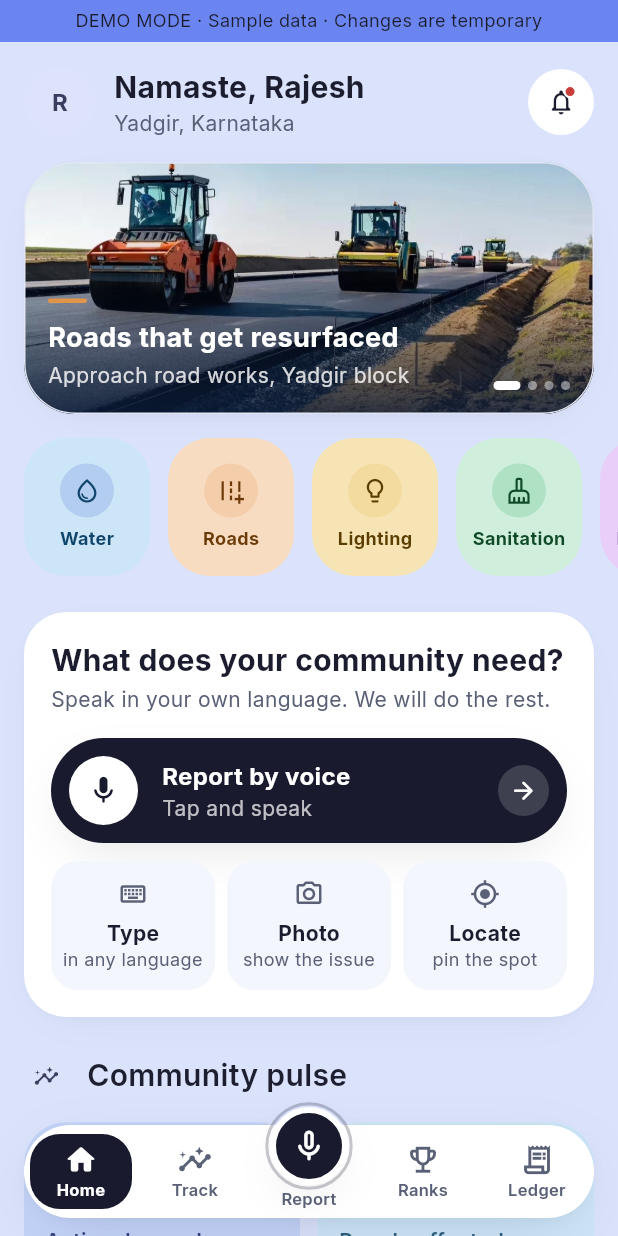
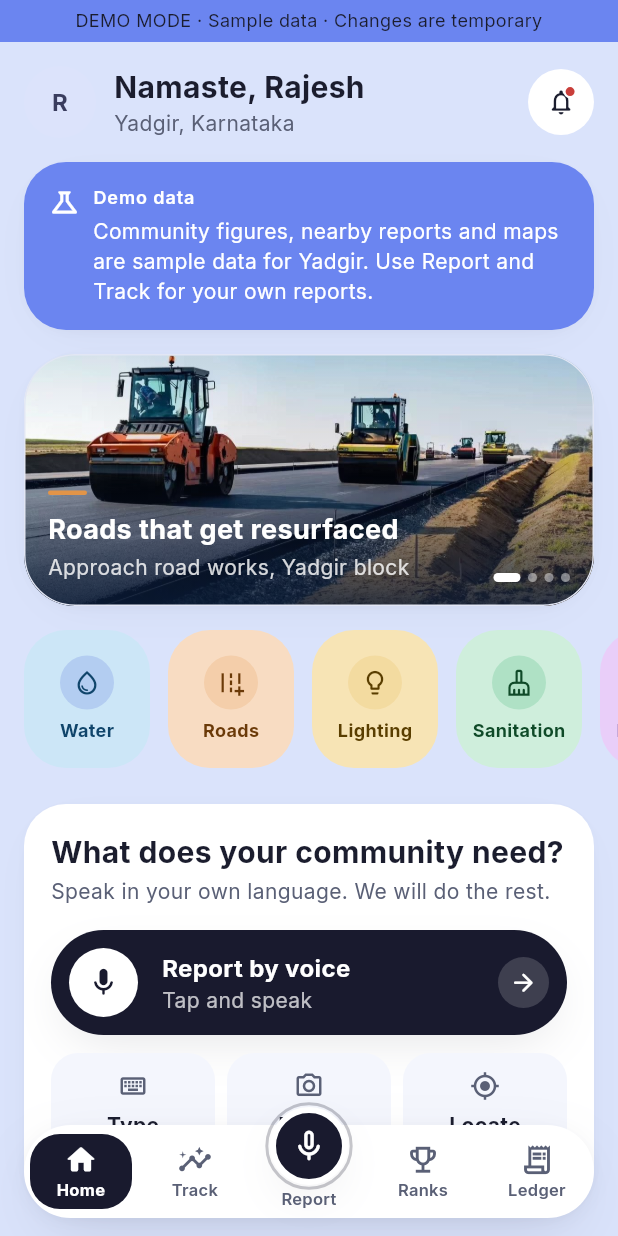
Before and after one commit to Arnav-Code-hub/HACKTOBER-by-SHEBUILDS, a Flutter app: the screen it shows after launch, after a tap on the "arrow forward" icon, after a tap on "Continue with Google", on a phone screen of 412 x 824 dp. Run offline on Flutter 3.47's test engine with Material 3 defaults, Android fonts, the phone set to English and light mode, and no system bars; our stand-ins replace firebase_auth, firebase_core, flutter_map, flutter_riverpod, geolocator, go_router and 3 more; accounts and stored records are empty.

Commit message:
Restore community demo views alongside live citizen reports

```diff
--- a/apps/mobile/lib/core/routing/app_router.dart
+++ b/apps/mobile/lib/core/routing/app_router.dart
@@ -187,6 +187,15 @@ final routerProvider = Provider<GoRouter>((ref) {
         ),
       ),
       GoRoute(
+        path: AppRoute.demoDemandDetail.path,
+        name: AppRoute.demoDemandDetail.name,
+        parentNavigatorKey: _rootKey,
+        builder: (context, state) => DemandDetailScreen(
+          demandId: state.pathParameters['id']!,
+          preview: true,
+        ),
+      ),
+      GoRoute(
         path: AppRoute.demandDetail.path,
         name: AppRoute.demandDetail.name,
         parentNavigatorKey: _rootKey,
--- a/apps/mobile/lib/core/routing/routes.dart
+++ b/apps/mobile/lib/core/routing/routes.dart
@@ -12,6 +12,7 @@ enum AppRoute {
   leaderboard('/leaderboard'),
   ledger('/ledger'),
   demandDetail('/demand/:id'),
+  demoDemandDetail('/demo/demand/:id'),
   cluster('/cluster/:id'),
   questionRanking('/demand/:id/question'),
   verify('/verify/:id'),
--- a/apps/mobile/lib/features/demands/presentation/demand_providers.dart
+++ b/apps/mobile/lib/features/demands/presentation/demand_providers.dart
@@ -3,6 +3,11 @@ import 'package:flutter_riverpod/flutter_riverpod.dart';
 import '../../../core/providers.dart';
 import '../domain/demand.dart';
 import '../domain/demand_cluster.dart';
+
+/// Read-only examples reached from Home and the demo map.
+final demoDemandProvider = FutureProvider.autoDispose.family<Demand, String>(
+  (ref, id) => ref.watch(demoDemandsRepositoryProvider).getDemand(id),
+);
 
 final demandProvider = FutureProvider.autoDispose.family<Demand, String>((
   ref,
--- a/apps/mobile/lib/features/home/presentation/home_providers.dart
+++ b/apps/mobile/lib/features/home/presentation/home_providers.dart
@@ -13,10 +13,10 @@ final communityPulseProvider = FutureProvider.autoDispose<CommunityPulse>((
   final district = user?.district.isNotEmpty == true
       ? user!.district
       : AppConfig.defaultDistrict;
-  return ref.watch(demandsRepositoryProvider).getCommunityPulse(district);
+  return ref.watch(demoDemandsRepositoryProvider).getCommunityPulse(district);
 });
 
 /// The "Near You" demand list.
 final nearbyDemandsProvider = StreamProvider.autoDispose<List<Demand>>(
-  (ref) => ref.watch(demandsRepositoryProvider).watchNearbyDemands(),
+  (ref) => ref.watch(demoDemandsRepositoryProvider).watchNearbyDemands(),
 );
--- a/apps/mobile/lib/features/home/presentation/home_screen.dart
+++ b/apps/mobile/lib/features/home/presentation/home_screen.dart
@@ -12,6 +12,7 @@ import '../../../core/theme/motion.dart';
 import '../../../shared/models/demand_enums.dart';
 import '../../../shared/models/provenance.dart';
 import '../../../shared/widgets/jm_featured_carousel.dart';
+import '../../../shared/widgets/jm_demo_notice.dart';
 import '../../../shared/widgets/jm_provenance_badge.dart';
 import '../../../shared/widgets/jm_section_header.dart';
 import '../../../shared/widgets/jm_states.dart';
@@ -44,7 +45,6 @@ class HomeScreen extends ConsumerWidget {
 
   @override
   Widget build(BuildContext context, WidgetRef ref) {
-    if (!AppConfig.useMocks) return const _LiveHome();
     final user = ref.watch(currentUserProvider);
     final pulse = ref.watch(communityPulseProvider);
     final nearby = ref.watch(nearbyDemandsProvider);
@@ -80,7 +80,7 @@ class HomeScreen extends ConsumerWidget {
                     greeting: name.isEmpty ? 'Namaste' : 'Namaste, $name',
                     subtitle: place,
                     initials: _initials(name),
-                    hasUnread: true,
+                    hasUnread: AppConfig.useMocks,
                     onAvatarTap: () => context.pushNamed(AppRoute.profile.name),
                     onNotifications: () =>
                         context.pushNamed(AppRoute.profile.name),
@@ -89,6 +89,29 @@ class HomeScreen extends ConsumerWidget {
               ),
               const SizedBox(height: Insets.md),
 
+              if (!AppConfig.useMocks) ...<Widget>[
+                Padding(
+                  padding: _gutter,
+                  child: JmPillRow(
+                    title: 'My saved reports',
+                    subtitle: 'Reports saved to your account',
+                    icon: Icons.track_changes,
+                    tint: JmTint.blue,
+                    onTap: () => context.goNamed(AppRoute.track.name),
+                  ),
+                ),
+                const SizedBox(height: Insets.md),
+              ],
+              const Padding(
+                padding: _gutter,
+                child: JmDemoNotice(
+                  message:
+                      'Community figures, nearby reports and maps are '
+                      'sample data for Yadgir. Use Report and Track for '
+                      'your own reports.',
+                ),
+              ),
+              const SizedBox(height: Insets.md),
               JmEnter(index: 1, child: const _FeaturedStrip()),
               const SizedBox(height: Insets.md),
               JmEnter(index: 2, child: const _CategoryScroller()),
@@ -148,7 +171,7 @@ class HomeScreen extends ConsumerWidget {
                 child: JmSectionHeader(
                   title: 'Near you',
                   icon: Icons.near_me_outlined,
-                  actionLabel: 'Map',
+                  actionLabel: 'Demo map',
                   onAction: () => context.pushNamed(AppRoute.map.name),
                 ),
               ),
@@ -198,7 +221,9 @@ class HomeScreen extends ConsumerWidget {
                             child: DemandListCard(
                               demand: demands[i],
                               onTap: () => context.pushNamed(
-                                AppRoute.demandDetail.name,
+                                AppConfig.useMocks
+                                    ? AppRoute.demandDetail.name
+                                    : AppRoute.demoDemandDetail.name,
                                 pathParameters: <String, String>{
                                   'id': demands[i].id,
                                 },
@@ -272,53 +297,6 @@ class HomeScreen extends ConsumerWidget {
     context.pushNamed(
       AppRoute.report.name,
       queryParameters: <String, String>{'channel': channel.name},
-    );
-  }
-}
-
-class _LiveHome extends ConsumerWidget {
-  const _LiveHome();
-  @override
-  Widget build(BuildContext context, WidgetRef ref) {
-    final user = ref.watch(currentUserProvider);
-    return Scaffold(
-      body: SafeArea(
-        child: ListView(
-          padding: const EdgeInsets.fromLTRB(20, 20, 20, Insets.navClearance),
-          children: <Widget>[
-            JmGreetingHeader(
-              greeting: user?.greetingName.isNotEmpty == true
-                  ? 'Namaste, ${user!.greetingName}'
-                  : 'Namaste',
-              subtitle: 'Your citizen workspace',
-              initials: HomeScreen._initials(user?.greetingName ?? ''),
-              hasUnread: false,
-              onAvatarTap: () => context.pushNamed(AppRoute.profile.name),
-              onNotifications: () => context.pushNamed(AppRoute.profile.name),
-            ),
-            const SizedBox(height: Insets.lg),
-            ReportHeroCard(
-              onStartReport: (channel) => context.pushNamed(
-                AppRoute.report.name,
-                queryParameters: <String, String>{'channel': channel.name},
-              ),
-            ),
-            const SizedBox(height: Insets.lg),
-            JmPillRow(
-              title: 'My saved reports',
-              subtitle: 'Read reports from the API',
-              icon: Icons.track_changes,
-              tint: JmTint.blue,
-              onTap: () => context.goNamed(AppRoute.track.name),
-            ),
-            const SizedBox(height: Insets.md),
-            const Text(
-              'Community maps, ranking, funding totals, and verification '
-              'will be connected in later phases. Saved reports are available in Track.',
-            ),
-          ],
-        ),
-      ),
     );
   }
 }
--- a/apps/mobile/lib/features/home/presentation/widgets/home_map_preview.dart
+++ b/apps/mobile/lib/features/home/presentation/widgets/home_map_preview.dart
@@ -110,7 +110,7 @@ class HomeMapPreview extends ConsumerWidget {
                         child: JmAnimatedCount(
                           value: issues.length,
                           builder: (context, value) => Text(
-                            'Live resource map · $value sites',
+                            'Demo resource map · $value sites',
                             style: JanMaangTypography.labelMd.copyWith(
                               color: scheme.onSurface,
                             ),
--- a/apps/mobile/lib/features/leaderboard/presentation/leaderboard_screen.dart
+++ b/apps/mobile/lib/features/leaderboard/presentation/leaderboard_screen.dart
@@ -8,6 +8,7 @@ import '../../../core/theme/motion.dart';
 import '../../../shared/models/provenance.dart';
 import '../../../shared/widgets/jm_app_bar.dart';
 import '../../../shared/widgets/jm_card.dart';
+import '../../../shared/widgets/jm_demo_notice.dart';
 import '../../../shared/widgets/jm_provenance_badge.dart';
 import '../../../shared/widgets/jm_states.dart';
 import '../data/leaderboard_repository.dart';
@@ -86,7 +87,12 @@ class LeaderboardScreen extends ConsumerWidget {
                   ),
                 ),
                 const SizedBox(height: Insets.md),
-
+                const JmDemoNotice(
+                  message:
+                      'Sample contributors and scores for Yadgir. '
+                      'These are not your account\'s activity or standing.',
+                ),
+                const SizedBox(height: Insets.md),
                 JmEnter(index: 2, child: _PeriodSelector(selected: period)),
                 const SizedBox(height: Insets.lg),
 
@@ -245,7 +251,7 @@ class _YourStanding extends StatelessWidget {
               crossAxisAlignment: CrossAxisAlignment.start,
               children: <Widget>[
                 Text(
-                  'Your standing',
+                  'Sample standing',
                   style: JanMaangTypography.labelMd.copyWith(
                     color: scheme.primaryFixedDim,
                   ),
--- a/apps/mobile/lib/features/leaderboard/presentation/widgets/contributor_row.dart
+++ b/apps/mobile/lib/features/leaderboard/presentation/widgets/contributor_row.dart
@@ -60,7 +60,7 @@ class ContributorRow extends StatelessWidget {
                     if (me) ...<Widget>[
                       const SizedBox(width: Insets.xs),
                       Text(
-                        '· you',
+                        '· sample',
                         style: JanMaangTypography.labelMd.copyWith(
                           color: scheme.secondary,
                         ),
--- a/apps/mobile/lib/features/ledger/presentation/ledger_screen.dart
+++ b/apps/mobile/lib/features/ledger/presentation/ledger_screen.dart
@@ -7,6 +7,7 @@ import '../../../core/theme/janmaang_typography.dart';
 import '../../../core/utils/formatters.dart';
 import '../../../shared/widgets/jm_app_bar.dart';
 import '../../../shared/widgets/jm_card.dart';
+import '../../../shared/widgets/jm_demo_notice.dart';
 import '../../../shared/widgets/jm_states.dart';
 import '../../../shared/widgets/jm_status_chip.dart';
 import '../domain/ledger_entry.dart';
@@ -66,7 +67,12 @@ class LedgerScreen extends ConsumerWidget {
               ),
             ),
             const SizedBox(height: Insets.lg),
-
+            const JmDemoNotice(
+              message:
+                  'Sample allocations and verification figures. '
+                  'These are not live funding records; no payments are processed.',
+            ),
+            const SizedBox(height: Insets.lg),
             summary.when(
               loading: () => const SizedBox(
                 height: 120,
--- a/apps/mobile/lib/features/map/presentation/map_controller.dart
+++ b/apps/mobile/lib/features/map/presentation/map_controller.dart
@@ -5,15 +5,12 @@ import 'package:flutter_riverpod/flutter_riverpod.dart';
 import 'package:latlong2/latlong.dart';
 
 import '../../../shared/models/demand_enums.dart';
-import '../../../core/config/app_config.dart';
 
 import '../data/map_fixtures.dart';
 import '../domain/map_issue.dart';
 
 /// Every issue in the corpus, before filtering.
-final allIssuesProvider = Provider<List<MapIssue>>(
-  (ref) => AppConfig.useMocks ? MapFixtures.issues : const <MapIssue>[],
-);
+final allIssuesProvider = Provider<List<MapIssue>>((ref) => MapFixtures.issues);
 
 /// Shared filter state. The Track list and the map both read it, so narrowing
 /// one narrows the other.
--- a/apps/mobile/lib/features/map/presentation/widgets/issue_popup_card.dart
+++ b/apps/mobile/lib/features/map/presentation/widgets/issue_popup_card.dart
@@ -1,6 +1,8 @@
 import 'package:flutter/material.dart';
 import 'package:flutter_riverpod/flutter_riverpod.dart';
 import 'package:go_router/go_router.dart';
+
+import '../../../../core/config/app_config.dart';
 
 import '../../../../core/routing/routes.dart';
 import '../../../../core/theme/app_spacing.dart';
@@ -175,7 +177,9 @@ class IssuePopupCard extends ConsumerWidget {
                     if (issue.demandId != null)
                       JmPressable(
                         onTap: () => context.pushNamed(
-                          AppRoute.demandDetail.name,
+                          AppConfig.useMocks
+                              ? AppRoute.demandDetail.name
+                              : AppRoute.demoDemandDetail.name,
                           pathParameters: <String, String>{
                             'id': issue.demandId!,
                           },
--- /dev/null
+++ b/apps/mobile/lib/shared/widgets/jm_demo_notice.dart
@@ -0,0 +1,48 @@
+import 'package:flutter/material.dart';
+
+import '../../core/theme/app_spacing.dart';
+import '../../core/theme/janmaang_typography.dart';
+import 'jm_card.dart';
+
+/// Identifies sample content even when authentication and reporting are live.
+class JmDemoNotice extends StatelessWidget {
+  const JmDemoNotice({super.key, required this.message});
+
+  final String message;
+
+  @override
+  Widget build(BuildContext context) {
+    final scheme = Theme.of(context).colorScheme;
+    return JmCard(
+      padding: const EdgeInsets.all(Insets.md),
+      backgroundColor: scheme.secondaryContainer,
+      child: Row(
+        crossAxisAlignment: CrossAxisAlignment.start,
+        children: <Widget>[
+          Icon(Icons.science_outlined, color: scheme.onSecondaryContainer),
+          const SizedBox(width: Insets.sm),
+          Expanded(
+            child: Column(
+              crossAxisAlignment: CrossAxisAlignment.start,
+              children: <Widget>[
+                Text(
+                  'Demo data',
+                  style: JanMaangTypography.labelMd.copyWith(
+                    color: scheme.onSecondaryContainer,
+                  ),
+                ),
+                const SizedBox(height: Insets.xs),
+                Text(
+                  message,
+                  style: JanMaangTypography.bodySm.copyWith(
+                    color: scheme.onSecondaryContainer,
+                  ),
+                ),
+              ],
+            ),
+          ),
+        ],
+      ),
+    );
+  }
+}
```
Also changed, not shown: apps/mobile/lib/core/providers.dart (+10 -9 lines), apps/mobile/lib/features/demands/presentation/demand_detail_screen.dart (+36 -11 lines), apps/mobile/lib/features/leaderboard/data/leaderboard_repository.dart (+1 -12 lines), apps/mobile/lib/features/map/presentation/full_map_screen.dart (+17 -4 lines), apps/mobile/lib/features/map/presentation/map_screen.dart (+0 -12 lines), 2 other files.
